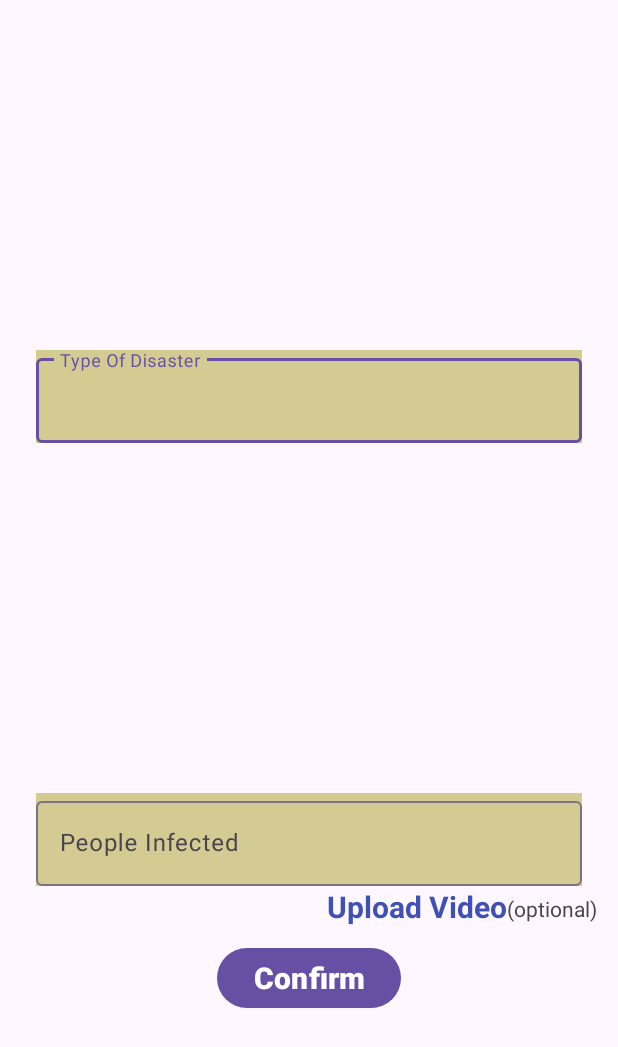
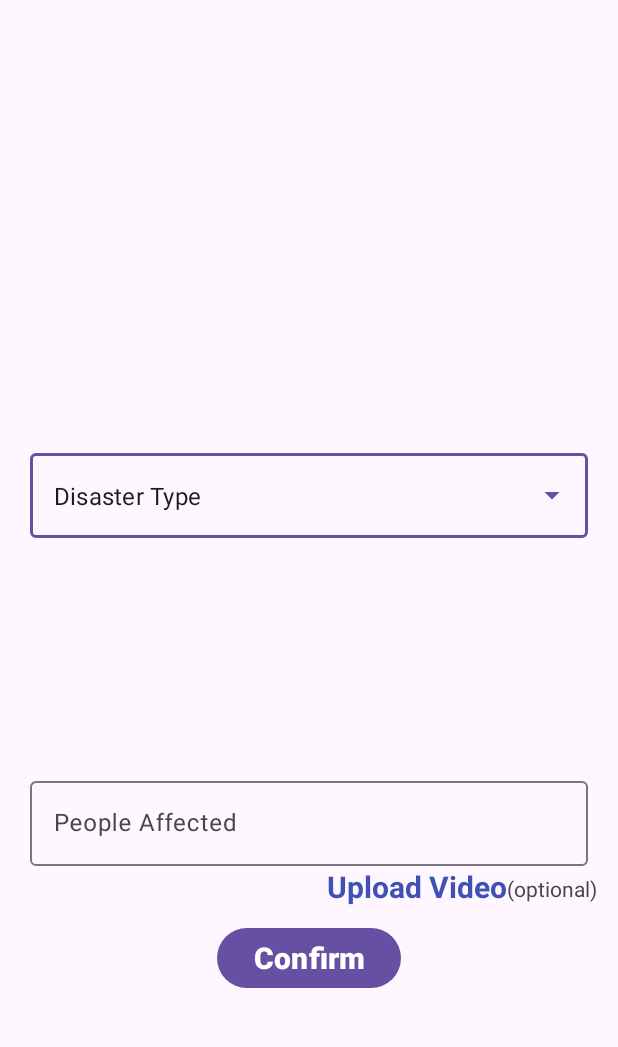
Before and after one commit to Pratyansh35/Disaster_Alert, an Android app: the AfterForm screen opened directly, with no data from a screen before it, on a phone screen of 412 x 824 dp. Shown: the top 1047 px of the screen. Run offline under Robolectric (Android 15) with nearby library versions, the phone set to English and light mode, and no system bars.

Commit message:
"dropDownMenu"

```diff
--- a/app/src/main/java/com/example/help_disaster/AfterForm.kt
+++ b/app/src/main/java/com/example/help_disaster/AfterForm.kt
@@ -2,10 +2,21 @@ package com.example.help_disaster
 
 import androidx.appcompat.app.AppCompatActivity
 import android.os.Bundle
+import android.widget.ArrayAdapter
+import android.widget.AutoCompleteTextView
 
 class AfterForm : AppCompatActivity() {
     override fun onCreate(savedInstanceState: Bundle?) {
         super.onCreate(savedInstanceState)
         setContentView(R.layout.activity_after_form)
+        // get reference to the string array that we just created
+        val languages = resources.getStringArray(R.array.disaster_types)
+        // create an array adapter and pass the required parameter
+        // in our case pass the context, drop down layout , and array.
+        val arrayAdapter = ArrayAdapter(this, R.layout.dropdown_item, languages)
+        // get reference to the autocomplete text view
+        val autocompleteTV = findViewById<AutoCompleteTextView>(R.id.autoCompleteTextView)
+        // set adapter to the autocomplete tv to the arrayAdapter
+        autocompleteTV.setAdapter(arrayAdapter)
     }
 }
--- a/app/src/main/res/layout/activity_after_form.xml
+++ b/app/src/main/res/layout/activity_after_form.xml
@@ -1,20 +1,47 @@
 <?xml version="1.0" encoding="utf-8"?>
-<androidx.constraintlayout.widget.ConstraintLayout xmlns:android="http://schemas.android.com/apk/res/android"
+<androidx.constraintlayout.widget.ConstraintLayout
+    xmlns:android="http://schemas.android.com/apk/res/android"
     xmlns:app="http://schemas.android.com/apk/res-auto"
     xmlns:tools="http://schemas.android.com/tools"
     android:layout_width="match_parent"
     android:layout_height="match_parent"
     tools:context=".AfterForm">
     <com.google.android.material.textfield.TextInputLayout
+        android:id="@+id/Menudis"
+        style="@style/Widget.MaterialComponents.TextInputLayout.OutlinedBox.ExposedDropdownMenu"
+        android:layout_width="match_parent"
+        android:layout_height="wrap_content"
+        android:layout_marginHorizontal="20dp"
+        android:layout_marginTop="140dp"
+        app:layout_constraintLeft_toLeftOf="parent"
+        app:layout_constraintRight_toRightOf="parent"
+        app:layout_constraintTop_toTopOf="parent"
+        app:layout_constraintBottom_toTopOf="@+id/lyDisType">
+        <!-- Inside text input layout add
+              an auto complete text view
+                and make its input type to none-->
+        <AutoCompleteTextView
+            android:hint=""
+            android:id="@+id/autoCompleteTextView"
+            android:layout_width="match_parent"
+            android:layout_height="match_parent"
+            android:layout_weight="1"
+            android:inputType="none"
+            android:text="@string/disaster_type"
+            />
+
+    </com.google.android.material.textfield.TextInputLayout>
+    <com.google.android.material.textfield.TextInputLayout
         android:id="@+id/lyDisType"
         android:layout_width="match_parent"
         android:layout_height="wrap_content"
-        android:layout_marginHorizontal="24dp"
-        app:layout_constraintTop_toTopOf="parent"
+       android:layout_marginBottom="90dp"
+        android:layout_marginHorizontal="20dp"
         app:layout_constraintStart_toStartOf="parent"
         app:layout_constraintEnd_toEndOf="parent "
-        app:layout_constraintBottom_toTopOf="@+id/lyInfacted"
-        android:background="#D3CB91"
+        app:layout_constraintTop_toBottomOf="@+id/Menudis"
+        app:layout_constraintBottom_toBottomOf="parent"
+
         >
 
         <com.google.android.material.textfield.TextInputEditText
@@ -22,27 +49,10 @@
             android:inputType="textEmailAddress"
             android:layout_width="match_parent"
             android:layout_height="match_parent"
-            android:hint="Type Of Disaster" />
+            android:hint="People Affected" />
     </com.google.android.material.textfield.TextInputLayout>
-    <com.google.android.material.textfield.TextInputLayout
-        android:id="@+id/lyInfacted"
-        android:layout_width="match_parent"
-        android:layout_height="wrap_content"
-        android:layout_marginHorizontal="24dp"
-        app:layout_constraintTop_toBottomOf="@+id/lyDisType"
-        app:layout_constraintStart_toStartOf="parent"
-        app:layout_constraintEnd_toEndOf="parent "
-        app:layout_constraintBottom_toBottomOf="parent"
-        android:background="#D3CB91"
-        >
 
-        <com.google.android.material.textfield.TextInputEditText
-            android:id="@+id/etInfacted"
-            android:inputType="textEmailAddress"
-            android:layout_width="match_parent"
-            android:layout_height="match_parent"
-            android:hint="People Infected" />
-    </com.google.android.material.textfield.TextInputLayout>
+
     <TextView
         android:id="@+id/uploadVd"
         android:layout_width="wrap_content"
@@ -53,14 +63,14 @@
         android:textStyle="bold"
         android:layout_marginHorizontal="74dp"
         app:layout_constraintEnd_toEndOf="parent"
-        app:layout_constraintTop_toBottomOf="@+id/lyInfacted"/>
+        app:layout_constraintTop_toBottomOf="@+id/lyDisType"/>
     <TextView
         android:layout_width="wrap_content"
         android:layout_height="wrap_content"
         android:text="(optional)"
         app:layout_constraintLeft_toRightOf="@+id/uploadVd"
         android:layout_marginVertical="5dp"
-        app:layout_constraintTop_toBottomOf="@+id/lyInfacted"
+        app:layout_constraintTop_toBottomOf="@+id/lyDisType"
         />
     <Button
         android:id="@+id/btnUpload"
@@ -76,5 +86,4 @@
         app:layout_constraintEnd_toEndOf="parent"
         app:layout_constraintTop_toBottomOf="@+id/uploadVd"/>
 
-
 </androidx.constraintlayout.widget.ConstraintLayout>
--- /dev/null
+++ b/app/src/main/res/layout/dropdown_item.xml
@@ -0,0 +1,10 @@
+<TextView
+        xmlns:android="http://schemas.android.com/apk/res/android"
+        android:id="@+id/textView"
+        android:layout_width="match_parent"
+        android:textColor="@color/black"
+        android:textStyle="bold"
+        android:padding="14dp"
+        android:layout_height="wrap_content"
+        android:text="TextView"
+        />
--- a/app/src/main/res/values/strings.xml
+++ b/app/src/main/res/values/strings.xml
@@ -1,3 +1,12 @@
 <resources>
     <string name="app_name">Help_Disaster</string>
+    <string name="disaster_type">Disaster Type</string>
+
+<string-array name="disaster_types">
+<item>Tsunami</item>
+<item>Tornado</item>
+<item>Flood</item>
+<item>Earthquake</item>
+
+</string-array>
 </resources>
```
